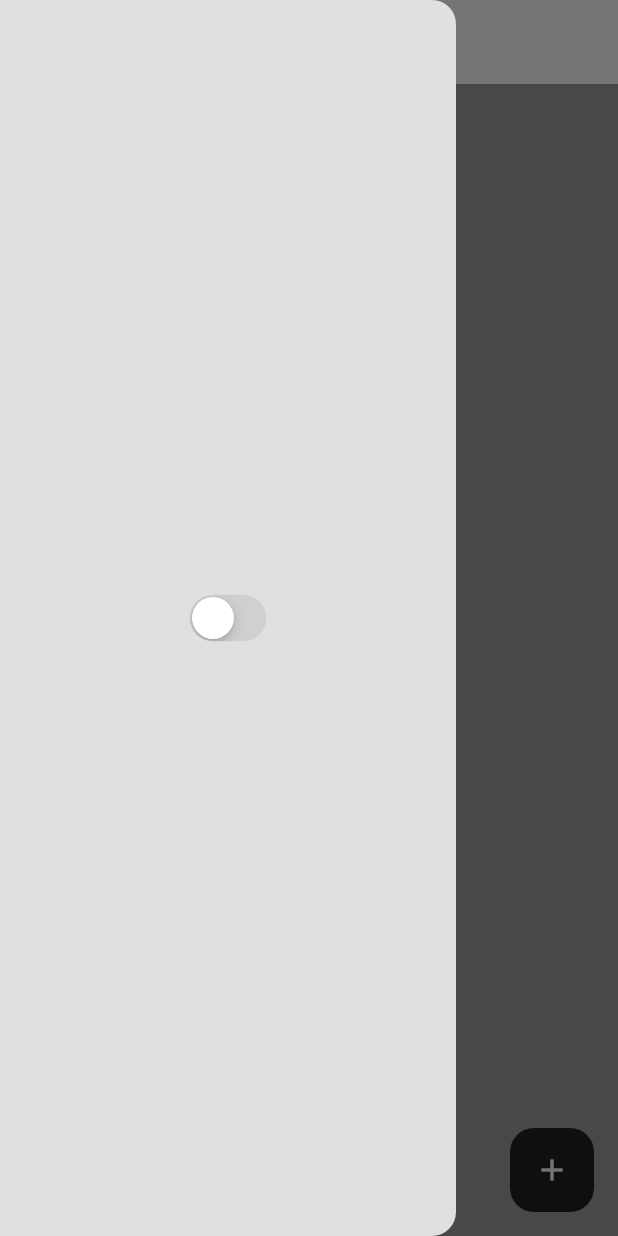
After one commit to Ikwame91/habitTracker, a Flutter app: the screen it shows after launch, with the side drawer open, on a phone screen of 412 x 824 dp. The commit adds this screen. Run offline on Flutter 3.47's test engine with Material 3 defaults, Android fonts, the phone set to English and light mode, and no system bars; our stand-ins replace isar; accounts and stored records are empty; generated files the repository leaves out were written again.

Commit message:
finished setting database and fixed toggle breakpoint on clicking the switch with minor additions

```diff
--- /dev/null
+++ b/lib/componenets/drawer.dart
@@ -0,0 +1,22 @@
+import 'package:flutter/cupertino.dart';
+import 'package:flutter/material.dart';
+import 'package:habit_tracker/themes/theme_provider.dart';
+import 'package:provider/provider.dart';
+
+class MyDrawer extends StatelessWidget {
+  const MyDrawer({super.key});
+
+  @override
+  Widget build(BuildContext context) {
+    return Drawer(
+      backgroundColor: Theme.of(context).colorScheme.background,
+      child: Center(
+        child: CupertinoSwitch(
+          value: Provider.of<Themeprovider>(context, listen: false).isDarkMode,
+          onChanged: (value) =>
+              Provider.of<Themeprovider>(context, listen: false).toggleTheme(),
+        ),
+      ),
+    );
+  }
+}
--- a/lib/main.dart
+++ b/lib/main.dart
@@ -12,6 +12,7 @@ void main() async {
   runApp(MultiProvider(
     providers: [
       ChangeNotifierProvider(create: (context) => Themeprovider()),
+      ChangeNotifierProvider(create: (context) => HabitDatabase()),
     ],
     child: const MyApp(),
   ));
--- a/lib/themes/theme_provider.dart
+++ b/lib/themes/theme_provider.dart
@@ -14,10 +14,10 @@ class Themeprovider extends ChangeNotifier {
   }
 
   void toggleTheme() {
-    if (_themeData == darkMode) {
+    if (_themeData == lightMode) {
+      themeData = darkMode;
+    } else {
       themeData = lightMode;
-    } else {
-      themeData = darkMode;
     }
   }
 }
```
Also changed, not shown: lib/database/habit_database.dart (+12 -1 lines), lib/pages/homepage.dart (+53 -12 lines), 1 other file.
